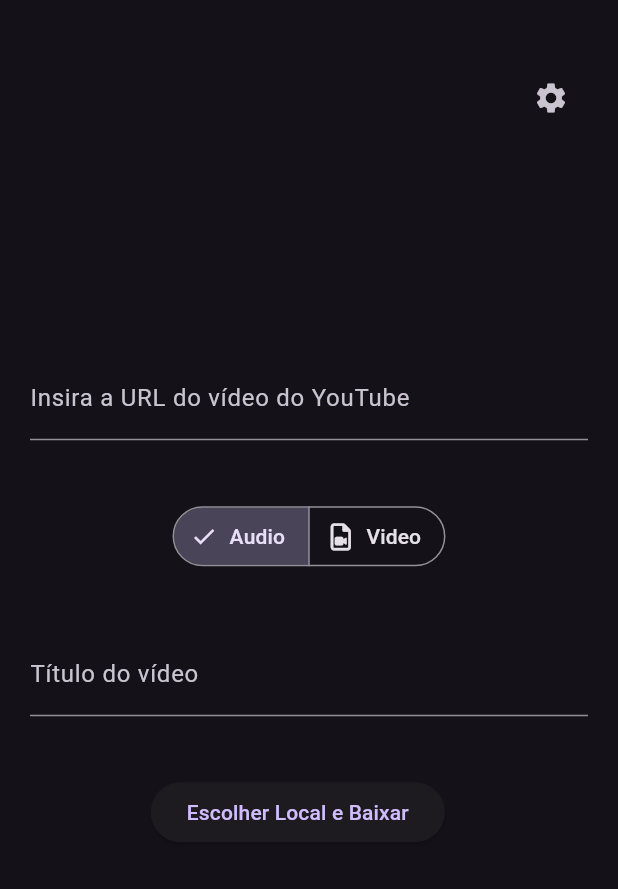
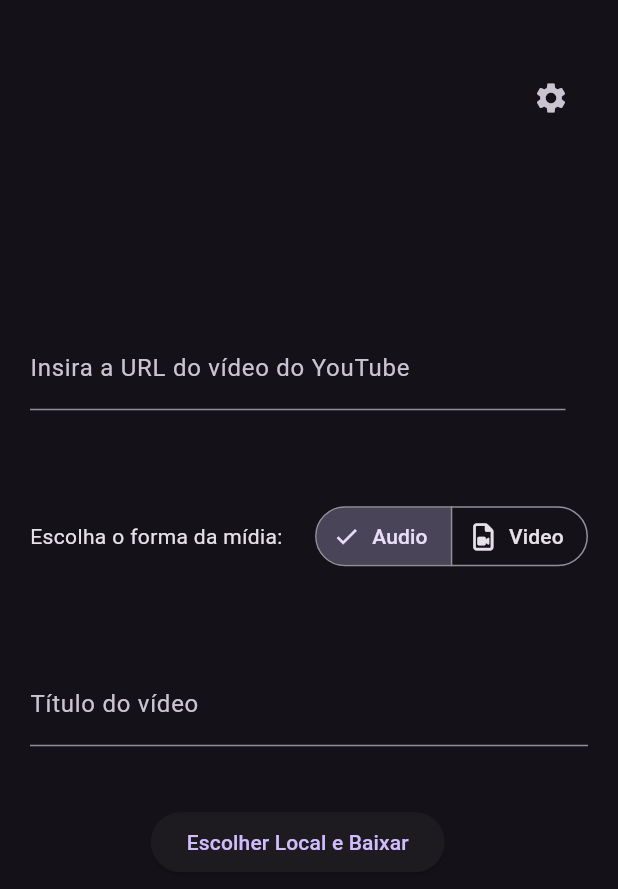
Before and after one commit to DanrleiC/youtube_downloader, a Flutter app: the screen it shows after launch, on a phone screen of 412 x 824 dp. Shown: the top 889 px of the screen. Run offline on Flutter 3.47's test engine with Material 3 defaults, Android fonts, the phone set to English and light mode, and no system bars; our stand-ins replace file_picker, font_awesome_flutter, shared_preferences; missing offline and left inert: clipboard, flutter_overlay_loader, youtube_explode_dart.

Commit message:
Ajuste de layout

```diff
--- a/lib/app/view/home_page.view.dart
+++ b/lib/app/view/home_page.view.dart
@@ -1,5 +1,6 @@
 import 'package:clipboard/clipboard.dart';
 import 'package:flutter/material.dart';
+import 'package:flutter/widgets.dart';
 import 'package:font_awesome_flutter/font_awesome_flutter.dart';
 import 'package:youtube_downloader/app/controller/home_page.controller.dart';
 import 'package:youtube_downloader/app/utils/enum/type.enum.dart';
@@ -35,14 +36,14 @@ class _HomePageViewState extends State<HomePageView> {
           Column(
             mainAxisAlignment: MainAxisAlignment.center,
             children: [
-              _fieldUrl(),
-              _unionWidgetPasteClean(),
-              _format(),
-              const SizedBox(height: 20.0),
+              _columLine(),
+              _height,
+              _listFormat(),
+              _height,
               _title(),
-              const SizedBox(height: 20.0),
+              _height,
               _downloadBtn(),
-              const SizedBox(height: 20.0),
+              _height,
               _message()
             ],
           ),
@@ -51,7 +52,18 @@ class _HomePageViewState extends State<HomePageView> {
     );
   }
 
-  Widget _buildSettingIcon () {
+  Widget get _height => const SizedBox(height: 20.0);
+
+  Widget _columLine(){
+    return Row(
+      children: [
+        Expanded(child: _fieldUrl()),
+        _unionWidgetPasteClean()
+      ],
+    );
+  }
+
+  Widget _buildSettingIcon() {
     return Positioned(
       top: SizeScreen.sizeHeight(context, percentage: 0.05),
       right: SizeScreen.sizeWidth(context, percentage: 0.05),
@@ -71,6 +83,19 @@ class _HomePageViewState extends State<HomePageView> {
           labelText: 'Insira a URL do vídeo do YouTube',
         ),
         onChanged: (value) => controller.getVideoInfo(url: _urlController.text, context: context),
+      ),
+    );
+  }
+
+  Widget _listFormat(){
+    return Padding(
+      padding: const EdgeInsets.all(20.0),
+      child: Row(
+        mainAxisAlignment: MainAxisAlignment.spaceBetween,
+        children: [
+          const Text('Escolha o forma da mídia: '),
+          _format()
+        ],
       ),
     );
   }
@@ -124,9 +149,10 @@ class _HomePageViewState extends State<HomePageView> {
   Widget _pasteUrl () {
     return ShowWidgetPreference(
       keyPreference: 'pasteButtonEnabled',
-      child: ElevatedButton(
+      child: ElevatedButton.icon(
         onPressed: () async => controller.getVideoInfo(url: _urlController.text = await FlutterClipboard.paste(), context: context),
-        child: const Text('Colar'),
+        icon: const Icon(FontAwesomeIcons.paste),
+        label: const Text('Colar'),
       ),
     );
   }
@@ -134,9 +160,10 @@ class _HomePageViewState extends State<HomePageView> {
   Widget _cleanUlr () {
     return ShowWidgetPreference(
       keyPreference: 'clearButtonEnabled',
-      child: ElevatedButton(
+      child: ElevatedButton.icon(
         onPressed: () => _urlController.text = '',
-        child: const Text('Limpar'),
+        icon: const Icon(FontAwesomeIcons.broom),
+        label: const Text('Limpar'),
       ),
     );
   }
```
